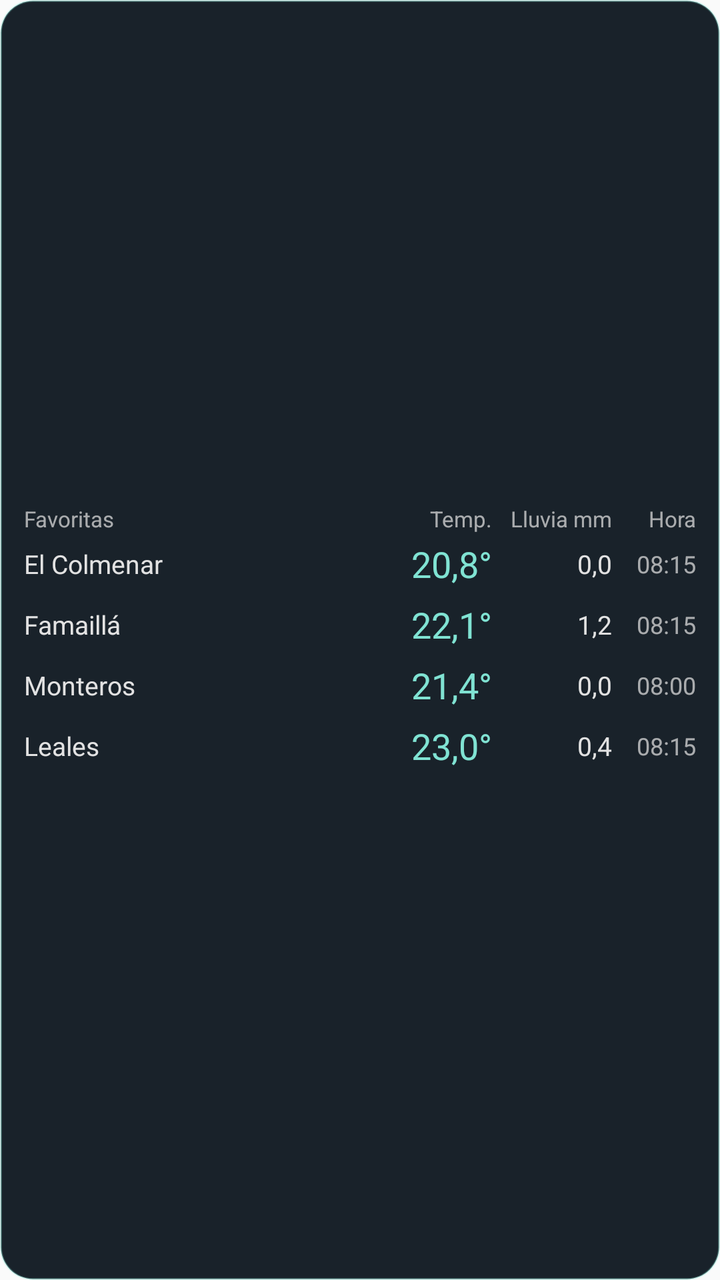
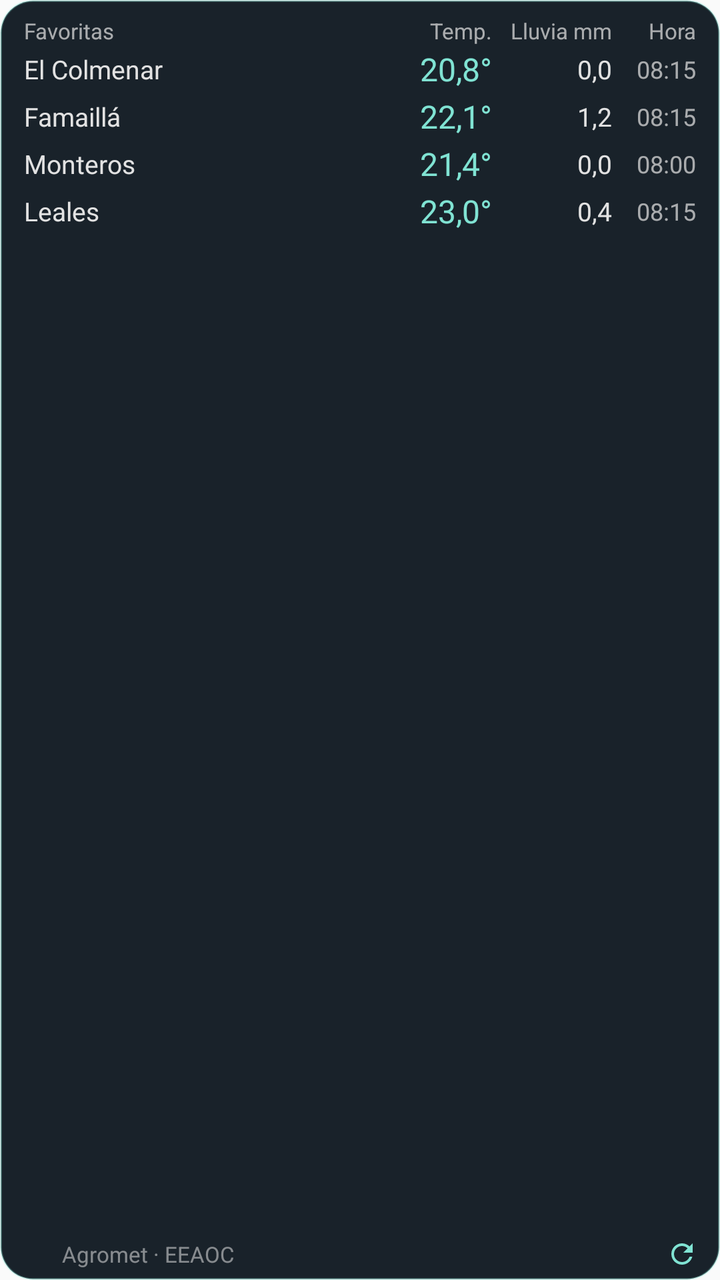

An Android layout rendered at two revisions. The XML below is the earlier revision; the diff shows what the commit changed to produce the second picture.
<!-- AndroidManifest.xml: application theme AppTheme -->
<!-- res/layout/widget_favoritos.xml -->
<?xml version="1.0" encoding="utf-8"?>

<FrameLayout xmlns:android="http://schemas.android.com/apk/res/android"
    android:id="@+id/widget_raiz"
    android:layout_width="match_parent"
    android:layout_height="match_parent"
    android:background="@drawable/widget_fondo"
    android:padding="12dp">

    <LinearLayout
        android:layout_width="match_parent"
        android:layout_height="wrap_content"
        android:layout_gravity="center_vertical"
        android:orientation="vertical">

        
        <LinearLayout
            android:layout_width="match_parent"
            android:layout_height="wrap_content"
            android:orientation="horizontal">

            <TextView
                android:layout_width="0dp"
                android:layout_height="wrap_content"
                android:layout_weight="1"
                android:text="@string/widget_favoritas"
                android:textColor="#B8E2E2E2"
                android:textSize="11sp" />

            <TextView
                android:layout_width="52dp"
                android:layout_height="wrap_content"
                android:gravity="end"
                android:text="@string/widget_temperatura"
                android:textColor="#B8E2E2E2"
                android:textSize="11sp" />

            <TextView
                android:layout_width="60dp"
                android:layout_height="wrap_content"
                android:gravity="end"
                android:text="@string/widget_lluvia_hoy"
                android:textColor="#B8E2E2E2"
                android:textSize="11sp" />

            <TextView
                android:layout_width="42dp"
                android:layout_height="wrap_content"
                android:gravity="end"
                android:text="@string/widget_hora"
                android:textColor="#B8E2E2E2"
                android:textSize="11sp" />
        </LinearLayout>

        <LinearLayout
            android:id="@+id/fila1"
            android:layout_width="match_parent"
            android:layout_height="wrap_content"
            android:gravity="center_vertical"
            android:orientation="horizontal"
            android:paddingTop="3dp"
            android:paddingBottom="3dp">

            <TextView
                android:id="@+id/fila1_nombre"
                android:layout_width="0dp"
                android:layout_height="wrap_content"
                android:layout_weight="1"
                android:ellipsize="end"
                android:maxLines="1"
                android:text="El Colmenar"
                android:textColor="#E2E2E2"
                android:textSize="13sp" />

            <TextView
                android:id="@+id/fila1_temperatura"
                android:layout_width="52dp"
                android:layout_height="wrap_content"
                android:gravity="end"
                android:text="20,8°"
                android:textColor="#80E3D3"
                android:textSize="18sp" />

            <TextView
                android:id="@+id/fila1_lluvia"
                android:layout_width="60dp"
                android:layout_height="wrap_content"
                android:gravity="end"
                android:text="0,0"
                android:textColor="#E2E2E2"
                android:textSize="13sp" />

            <TextView
                android:id="@+id/fila1_hora"
                android:layout_width="42dp"
                android:layout_height="wrap_content"
                android:gravity="end"
                android:text="08:15"
                android:textColor="#B8E2E2E2"
                android:textSize="12sp" />
        </LinearLayout>

        <LinearLayout
            android:id="@+id/fila2"
            android:layout_width="match_parent"
            android:layout_height="wrap_content"
            android:gravity="center_vertical"
            android:orientation="horizontal"
            android:paddingTop="3dp"
            android:paddingBottom="3dp">

            <TextView
                android:id="@+id/fila2_nombre"
                android:layout_width="0dp"
                android:layout_height="wrap_content"
                android:layout_weight="1"
                android:ellipsize="end"
                android:maxLines="1"
                android:text="Famaillá"
                android:textColor="#E2E2E2"
                android:textSize="13sp" />

            <TextView
                android:id="@+id/fila2_temperatura"
                android:layout_width="52dp"
                android:layout_height="wrap_content"
                android:gravity="end"
                android:text="22,1°"
                android:textColor="#80E3D3"
                android:textSize="18sp" />

            <TextView
                android:id="@+id/fila2_lluvia"
                android:layout_width="60dp"
                android:layout_height="wrap_content"
                android:gravity="end"
                android:text="1,2"
                android:textColor="#E2E2E2"
                android:textSize="13sp" />

            <TextView
                android:id="@+id/fila2_hora"
                android:layout_width="42dp"
                android:layout_height="wrap_content"
                android:gravity="end"
                android:text="08:15"
                android:textColor="#B8E2E2E2"
                android:textSize="12sp" />
        </LinearLayout>

        <LinearLayout
            android:id="@+id/fila3"
            android:layout_width="match_parent"
            android:layout_height="wrap_content"
            android:gravity="center_vertical"
            android:orientation="horizontal"
            android:paddingTop="3dp"
            android:paddingBottom="3dp">

            <TextView
                android:id="@+id/fila3_nombre"
                android:layout_width="0dp"
                android:layout_height="wrap_content"
                android:layout_weight="1"
                android:ellipsize="end"
                android:maxLines="1"
                android:text="Monteros"
                android:textColor="#E2E2E2"
                android:textSize="13sp" />

            <TextView
                android:id="@+id/fila3_temperatura"
                android:layout_width="52dp"
                android:layout_height="wrap_content"
                android:gravity="end"
                android:text="21,4°"
                android:textColor="#80E3D3"
                android:textSize="18sp" />

            <TextView
                android:id="@+id/fila3_lluvia"
                android:layout_width="60dp"
                android:layout_height="wrap_content"
                android:gravity="end"
                android:text="0,0"
                android:textColor="#E2E2E2"
                android:textSize="13sp" />

            <TextView
                android:id="@+id/fila3_hora"
                android:layout_width="42dp"
                android:layout_height="wrap_content"
                android:gravity="end"
                android:text="08:00"
                android:textColor="#B8E2E2E2"
                android:textSize="12sp" />
        </LinearLayout>

        <LinearLayout
            android:id="@+id/fila4"
            android:layout_width="match_parent"
            android:layout_height="wrap_content"
            android:gravity="center_vertical"
            android:orientation="horizontal"
            android:paddingTop="3dp"
            android:paddingBottom="3dp">

            <TextView
                android:id="@+id/fila4_nombre"
                android:layout_width="0dp"
                android:layout_height="wrap_content"
                android:layout_weight="1"
                android:ellipsize="end"
                android:maxLines="1"
                android:text="Leales"
                android:textColor="#E2E2E2"
                android:textSize="13sp" />

            <TextView
                android:id="@+id/fila4_temperatura"
                android:layout_width="52dp"
                android:layout_height="wrap_content"
                android:gravity="end"
                android:text="23,0°"
                android:textColor="#80E3D3"
                android:textSize="18sp" />

            <TextView
                android:id="@+id/fila4_lluvia"
                android:layout_width="60dp"
                android:layout_height="wrap_content"
                android:gravity="end"
                android:text="0,4"
                android:textColor="#E2E2E2"
                android:textSize="13sp" />

            <TextView
                android:id="@+id/fila4_hora"
                android:layout_width="42dp"
                android:layout_height="wrap_content"
                android:gravity="end"
                android:text="08:15"
                android:textColor="#B8E2E2E2"
                android:textSize="12sp" />
        </LinearLayout>

        <TextView
            android:id="@+id/widget_vacio"
            android:layout_width="match_parent"
            android:layout_height="wrap_content"
            android:gravity="center"
            android:paddingTop="8dp"
            android:text="@string/widget_sin_datos"
            android:textColor="#E2E2E2"
            android:textSize="13sp"
            android:visibility="gone" />
    </LinearLayout>
</FrameLayout>
<!-- resources referenced by this layout -->
<resources>
  <!-- drawable widget_fondo (drawable) -->
  <?xml version="1.0" encoding="utf-8"?>
  <shape xmlns:android="http://schemas.android.com/apk/res/android" android:shape="rectangle">
      <solid android:color="#EB061018" />
      <stroke android:width="1dp" android:color="#4D80E3D3" />
      <corners android:radius="16dp" />
  </shape>
  <string name="widget_favoritas">Favoritas</string>
  <string name="widget_hora">Hora</string>
  <string name="widget_lluvia_hoy">Lluvia mm</string>
  <string name="widget_sin_datos">Abrí Agromet para cargar los datos</string>
  <string name="widget_temperatura">Temp.</string>
  <style name="AppTheme" parent="Theme.AppCompat.Light.DarkActionBar">
          
          <item name="colorPrimary">@color/colorPrimary</item>
          <item name="colorPrimaryDark">@color/colorPrimaryDark</item>
          <item name="colorAccent">@color/colorAccent</item>
      </style>
</resources>

<!-- the commit's change to res/layout/widget_favoritos.xml (unified diff, before → after) -->
@@ -1,16 +1,22 @@
 <?xml version="1.0" encoding="utf-8"?>
 
-<FrameLayout xmlns:android="http://schemas.android.com/apk/res/android"
+<LinearLayout xmlns:android="http://schemas.android.com/apk/res/android"
     android:id="@+id/widget_raiz"
     android:layout_width="match_parent"
     android:layout_height="match_parent"
     android:background="@drawable/widget_fondo"
-    android:padding="12dp">
+    android:orientation="vertical"
+    android:paddingStart="12dp"
+    android:paddingTop="8dp"
+    android:paddingEnd="8dp"
+    android:paddingBottom="2dp">
 
     <LinearLayout
         android:layout_width="match_parent"
-        android:layout_height="wrap_content"
-        android:layout_gravity="center_vertical"
+        android:layout_height="0dp"
+        android:layout_weight="1"
+        android:gravity="top"
+        android:paddingEnd="4dp"
         android:orientation="vertical">
 
         
@@ -58,8 +64,8 @@
             android:layout_height="wrap_content"
             android:gravity="center_vertical"
             android:orientation="horizontal"
-            android:paddingTop="3dp"
-            android:paddingBottom="3dp">
+            android:paddingTop="1dp"
+            android:paddingBottom="1dp">
 
             <TextView
                 android:id="@+id/fila1_nombre"
@@ -79,7 +85,7 @@
                 android:gravity="end"
                 android:text="20,8°"
                 android:textColor="#80E3D3"
-                android:textSize="18sp" />
+                android:textSize="16sp" />
 
             <TextView
                 android:id="@+id/fila1_lluvia"
@@ -106,8 +112,8 @@
             android:layout_height="wrap_content"
             android:gravity="center_vertical"
             android:orientation="horizontal"
-            android:paddingTop="3dp"
-            android:paddingBottom="3dp">
+            android:paddingTop="1dp"
+            android:paddingBottom="1dp">
 
             <TextView
                 android:id="@+id/fila2_nombre"
@@ -127,7 +133,7 @@
                 android:gravity="end"
                 android:text="22,1°"
                 android:textColor="#80E3D3"
-                android:textSize="18sp" />
+                android:textSize="16sp" />
 
             <TextView
                 android:id="@+id/fila2_lluvia"
@@ -154,8 +160,8 @@
             android:layout_height="wrap_content"
             android:gravity="center_vertical"
             android:orientation="horizontal"
-            android:paddingTop="3dp"
-            android:paddingBottom="3dp">
+            android:paddingTop="1dp"
+            android:paddingBottom="1dp">
 
             <TextView
                 android:id="@+id/fila3_nombre"
@@ -175,7 +181,7 @@
                 android:gravity="end"
                 android:text="21,4°"
                 android:textColor="#80E3D3"
-                android:textSize="18sp" />
+                android:textSize="16sp" />
 
             <TextView
                 android:id="@+id/fila3_lluvia"
@@ -202,8 +208,8 @@
             android:layout_height="wrap_content"
             android:gravity="center_vertical"
             android:orientation="horizontal"
-            android:paddingTop="3dp"
-            android:paddingBottom="3dp">
+            android:paddingTop="1dp"
+            android:paddingBottom="1dp">
 
             <TextView
                 android:id="@+id/fila4_nombre"
@@ -223,7 +229,7 @@
                 android:gravity="end"
                 android:text="23,0°"
                 android:textColor="#80E3D3"
-                android:textSize="18sp" />
+                android:textSize="16sp" />
 
             <TextView
                 android:id="@+id/fila4_lluvia"
@@ -241,6 +247,186 @@
                 android:gravity="end"
                 android:text="08:15"
                 android:textColor="#B8E2E2E2"
+                android:textSize="12sp" />
+        </LinearLayout>
+
+        <LinearLayout
+            android:id="@+id/fila5"
+            android:visibility="gone"
+            android:layout_width="match_parent"
+            android:layout_height="wrap_content"
+            android:gravity="center_vertical"
+            android:orientation="horizontal"
+            android:paddingTop="1dp"
+            android:paddingBottom="1dp">
+
+            <TextView
+                android:id="@+id/fila5_nombre"
+                android:layout_width="0dp"
+                android:layout_height="wrap_content"
+                android:layout_weight="1"
+                android:ellipsize="end"
+                android:maxLines="1"
+                                android:textColor="#E2E2E2"
+                android:textSize="13sp" />
+
+            <TextView
+                android:id="@+id/fila5_temperatura"
+                android:layout_width="52dp"
+                android:layout_height="wrap_content"
+                android:gravity="end"
+                                android:textColor="#80E3D3"
+                android:textSize="16sp" />
+
+            <TextView
+                android:id="@+id/fila5_lluvia"
+                android:layout_width="60dp"
+                android:layout_height="wrap_content"
+                android:gravity="end"
+                                android:textColor="#E2E2E2"
+                android:textSize="13sp" />
+
+            <TextView
+                android:id="@+id/fila5_hora"
+                android:layout_width="42dp"
+                android:layout_height="wrap_content"
+                android:gravity="end"
+                                android:textColor="#B8E2E2E2"
+                android:textSize="12sp" />
+        </LinearLayout>
+
+        <LinearLayout
+            android:id="@+id/fila6"
+            android:visibility="gone"
+            android:layout_width="match_parent"
+            android:layout_height="wrap_content"
+            android:gravity="center_vertical"
+            android:orientation="horizontal"
+            android:paddingTop="1dp"
+            android:paddingBottom="1dp">
+
+            <TextView
+                android:id="@+id/fila6_nombre"
+                android:layout_width="0dp"
+                android:layout_height="wrap_content"
+                android:layout_weight="1"
+                android:ellipsize="end"
+                android:maxLines="1"
+                                android:textColor="#E2E2E2"
+                android:textSize="13sp" />
+
+            <TextView
+                android:id="@+id/fila6_temperatura"
+                android:layout_width="52dp"
+                android:layout_height="wrap_content"
+                android:gravity="end"
+                                android:textColor="#80E3D3"
+                android:textSize="16sp" />
+
+            <TextView
+                android:id="@+id/fila6_lluvia"
+                android:layout_width="60dp"
+                android:layout_height="wrap_content"
+                android:gravity="end"
+                                android:textColor="#E2E2E2"
+                android:textSize="13sp" />
+
+            <TextView
+                android:id="@+id/fila6_hora"
+                android:layout_width="42dp"
+                android:layout_height="wrap_content"
+                android:gravity="end"
+                                android:textColor="#B8E2E2E2"
+                android:textSize="12sp" />
+        </LinearLayout>
+
+        <LinearLayout
+            android:id="@+id/fila7"
+            android:visibility="gone"
+            android:layout_width="match_parent"
+            android:layout_height="wrap_content"
+            android:gravity="center_vertical"
+            android:orientation="horizontal"
+            android:paddingTop="1dp"
+            android:paddingBottom="1dp">
+
+            <TextView
+                android:id="@+id/fila7_nombre"
+                android:layout_width="0dp"
+                android:layout_height="wrap_content"
+                android:layout_weight="1"
+                android:ellipsize="end"
+                android:maxLines="1"
+                                android:textColor="#E2E2E2"
+                android:textSize="13sp" />
+
+            <TextView
+                android:id="@+id/fila7_temperatura"
+                android:layout_width="52dp"
+                android:layout_height="wrap_content"
+                android:gravity="end"
+                                android:textColor="#80E3D3"
+                android:textSize="16sp" />
+
+            <TextView
+                android:id="@+id/fila7_lluvia"
+                android:layout_width="60dp"
+                android:layout_height="wrap_content"
+                android:gravity="end"
+                                android:textColor="#E2E2E2"
+                android:textSize="13sp" />
+
+            <TextView
+                android:id="@+id/fila7_hora"
+                android:layout_width="42dp"
+                android:layout_height="wrap_content"
+                android:gravity="end"
+                                android:textColor="#B8E2E2E2"
+                android:textSize="12sp" />
+        </LinearLayout>
+
+        <LinearLayout
+            android:id="@+id/fila8"
+            android:visibility="gone"
+            android:layout_width="match_parent"
+            android:layout_height="wrap_content"
+            android:gravity="center_vertical"
+            android:orientation="horizontal"
+            android:paddingTop="1dp"
+            android:paddingBottom="1dp">
+
+            <TextView
+                android:id="@+id/fila8_nombre"
+                android:layout_width="0dp"
+                android:layout_height="wrap_content"
+                android:layout_weight="1"
+                android:ellipsize="end"
+                android:maxLines="1"
+                                android:textColor="#E2E2E2"
+                android:textSize="13sp" />
+
+            <TextView
+                android:id="@+id/fila8_temperatura"
+                android:layout_width="52dp"
+                android:layout_height="wrap_content"
+                android:gravity="end"
+                                android:textColor="#80E3D3"
+                android:textSize="16sp" />
+
+            <TextView
+                android:id="@+id/fila8_lluvia"
+                android:layout_width="60dp"
+                android:layout_height="wrap_content"
+                android:gravity="end"
+                                android:textColor="#E2E2E2"
+                android:textSize="13sp" />
+
+            <TextView
+                android:id="@+id/fila8_hora"
+                android:layout_width="42dp"
+                android:layout_height="wrap_content"
+                android:gravity="end"
+                                android:textColor="#B8E2E2E2"
                 android:textSize="12sp" />
         </LinearLayout>
 
@@ -255,4 +441,48 @@
             android:textSize="13sp"
             android:visibility="gone" />
     </LinearLayout>
-</FrameLayout>
+
+    <include layout="@layout/widget_pie" />
+</LinearLayout>
+<!-- res/layout/widget_pie.xml (included above) -->
+<?xml version="1.0" encoding="utf-8"?>
+
+<LinearLayout xmlns:android="http://schemas.android.com/apk/res/android"
+    android:layout_width="match_parent"
+    android:layout_height="wrap_content"
+    android:gravity="center_vertical"
+    android:orientation="horizontal">
+
+    <ImageView
+        android:layout_width="14dp"
+        android:layout_height="14dp"
+        android:layout_marginEnd="5dp"
+        android:contentDescription="@null"
+        android:src="@mipmap/ic_launcher_round" />
+
+    <TextView
+        android:layout_width="0dp"
+        android:layout_height="wrap_content"
+        android:layout_weight="1"
+        android:ellipsize="end"
+        android:maxLines="1"
+        android:text="@string/widget_fuente"
+        android:textColor="#8CE2E2E2"
+        android:textSize="11sp" />
+
+    <TextView
+        android:id="@+id/pie_actualizado"
+        android:layout_width="wrap_content"
+        android:layout_height="wrap_content"
+        android:textColor="#8CE2E2E2"
+        android:textSize="11sp" />
+
+    <ImageView
+        android:id="@+id/pie_actualizar"
+        android:layout_width="22dp"
+        android:layout_height="22dp"
+        android:layout_marginStart="2dp"
+        android:contentDescription="@string/widget_actualizar"
+        android:padding="3dp"
+        android:src="@drawable/widget_actualizar" />
+</LinearLayout>
<!-- resource entries referenced after the edit -->
@@ -1,5 +1,16 @@
 <!-- resources referenced by this layout -->
 <resources>
+  <!-- drawable widget_actualizar (drawable) -->
+  <?xml version="1.0" encoding="utf-8"?>
+  <vector xmlns:android="http://schemas.android.com/apk/res/android"
+      android:width="24dp"
+      android:height="24dp"
+      android:viewportWidth="24"
+      android:viewportHeight="24">
+      <path
+          android:fillColor="#80E3D3"
+          android:pathData="M17.65,6.35C16.2,4.9 14.21,4 12,4c-4.42,0 -7.99,3.58 -7.99,8s3.57,8 7.99,8c3.73,0 6.84,-2.55 7.73,-6h-2.08c-0.82,2.33 -3.04,4 -5.65,4 -3.31,0 -6,-2.69 -6,-6s2.69,-6 6,-6c1.66,0 3.14,0.69 4.22,1.78L13,11h7V4l-2.35,2.35z" />
+  </vector>
   <!-- drawable widget_fondo (drawable) -->
   <?xml version="1.0" encoding="utf-8"?>
   <shape xmlns:android="http://schemas.android.com/apk/res/android" android:shape="rectangle">
@@ -7,7 +18,19 @@
       <stroke android:width="1dp" android:color="#4D80E3D3" />
       <corners android:radius="16dp" />
   </shape>
+  <!-- mipmap ic_launcher_round (mipmap-anydpi-v26) -->
+  <?xml version="1.0" encoding="utf-8"?>
+  <adaptive-icon xmlns:android="http://schemas.android.com/apk/res/android">
+      <background>
+          <inset android:drawable="@mipmap/ic_launcher_background" android:inset="16.7%" />
+      </background>
+      <foreground>
+          <inset android:drawable="@mipmap/ic_launcher_foreground" android:inset="16.7%" />
+      </foreground>
+  </adaptive-icon>
+  <string name="widget_actualizar">Actualizar</string>
   <string name="widget_favoritas">Favoritas</string>
+  <string name="widget_fuente">Agromet · EEAOC</string>
   <string name="widget_hora">Hora</string>
   <string name="widget_lluvia_hoy">Lluvia mm</string>
   <string name="widget_sin_datos">Abrí Agromet para cargar los datos</string>
